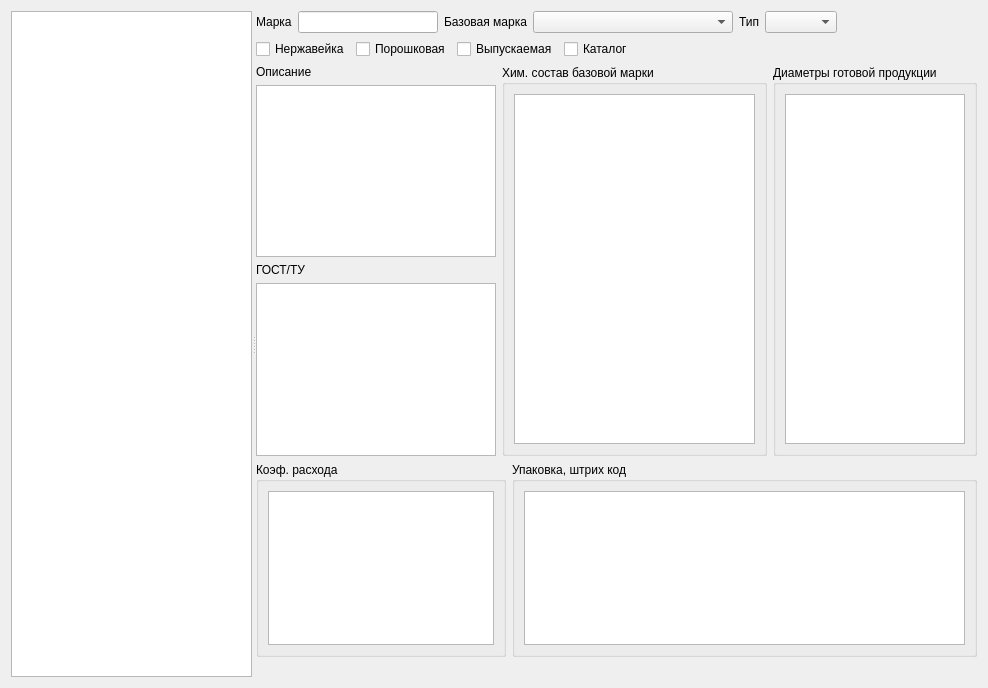
Above: formedtwire.ui from Sergeyego/wire_pr before the change. Below: the same form after it.
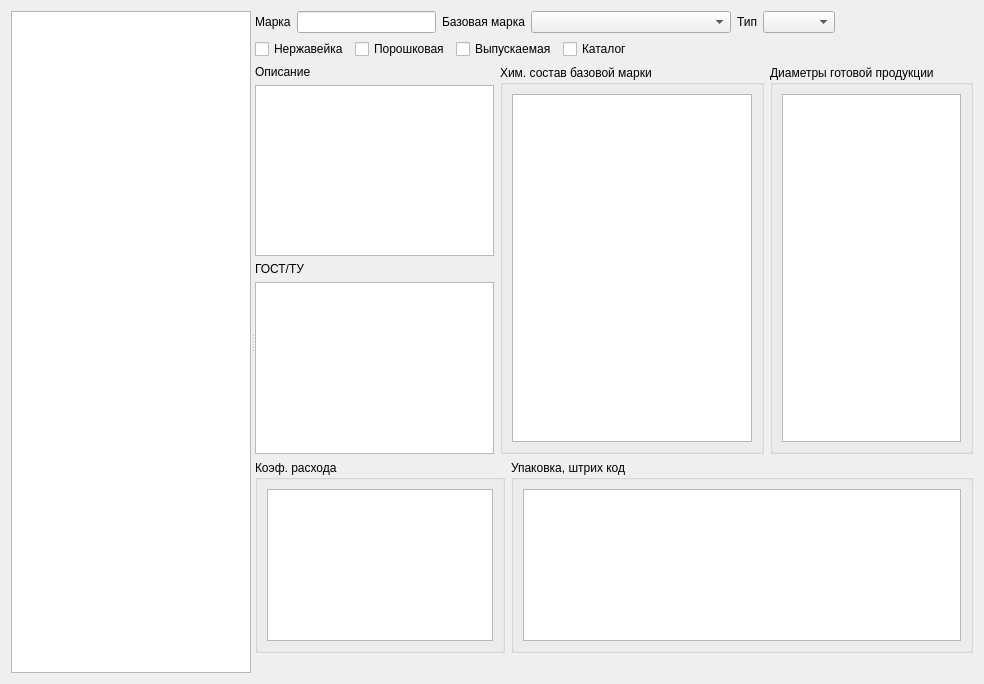
That is the form after the change. Custom widgets are drawn as their Qt base class.

The edit to the form file:
```diff
--- a/formedtwire.ui
+++ b/formedtwire.ui
@@ -6,8 +6,8 @@
    <rect>
     <x>0</x>
     <y>0</y>
-    <width>988</width>
-    <height>688</height>
+    <width>984</width>
+    <height>684</height>
    </rect>
   </property>
   <property name="windowTitle">
@@ -265,6 +265,11 @@
    <extends>QTableView</extends>
    <header>db/dbviewer.h</header>
   </customwidget>
+  <customwidget>
+   <class>DbComboBox</class>
+   <extends>QComboBox</extends>
+   <header>db/dbcombobox.h</header>
+  </customwidget>
  </customwidgets>
  <tabstops>
   <tabstop>lineEditMark</tabstop>
```
Left out of the diff: 4 changed lines with no effect on the pictures.
